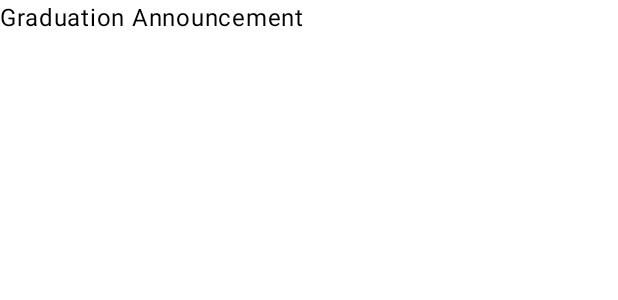
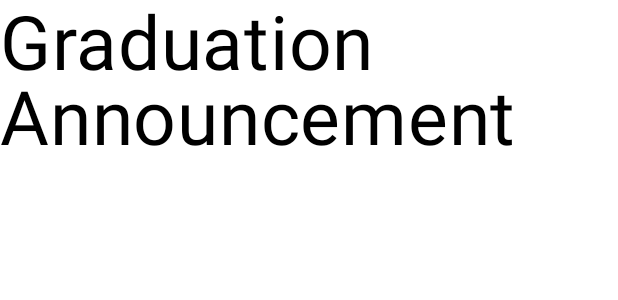
Before and after one commit to peterlukeryan/CSC_436_Lab, an Android app built with Jetpack Compose: the @Preview function GradPreview, on a phone screen of 412 x 824 dp. Shown: the top 300 px of the screen. Run offline under Robolectric (Android 15) with nearby library versions, the light colour scheme and no system bars.

Commit message:
Implement text changing properties

```diff
--- a/app/build.gradle.kts
+++ b/app/build.gradle.kts
@@ -6,7 +6,7 @@ plugins {
 
 android {
     namespace = "com.zybooks.graduationrsvp"
-    compileSdk = 34
+    compileSdk = 35
 
     defaultConfig {
         applicationId = "com.zybooks.graduationrsvp"
--- a/app/src/main/java/com/zybooks/graduationrsvp/MainActivity.kt
+++ b/app/src/main/java/com/zybooks/graduationrsvp/MainActivity.kt
@@ -9,7 +9,11 @@ import androidx.compose.material3.Surface
 import androidx.compose.material3.Text
 import androidx.compose.runtime.Composable
 import androidx.compose.ui.Modifier
+import androidx.compose.ui.graphics.Color
+import androidx.compose.ui.text.font.FontWeight
+import androidx.compose.ui.text.style.TextAlign
 import androidx.compose.ui.tooling.preview.Preview
+import androidx.compose.ui.unit.sp
 import com.zybooks.graduationrsvp.ui.theme.GraduationRSVPTheme
 
 class MainActivity : ComponentActivity() {
@@ -32,6 +36,8 @@ class MainActivity : ComponentActivity() {
 fun GradScreen(modifier: Modifier = Modifier) {
     Text(
         text = "Graduation Announcement",
+        fontSize = 50.sp,
+        lineHeight = 50.sp,
         modifier = modifier
     )
 }
```
